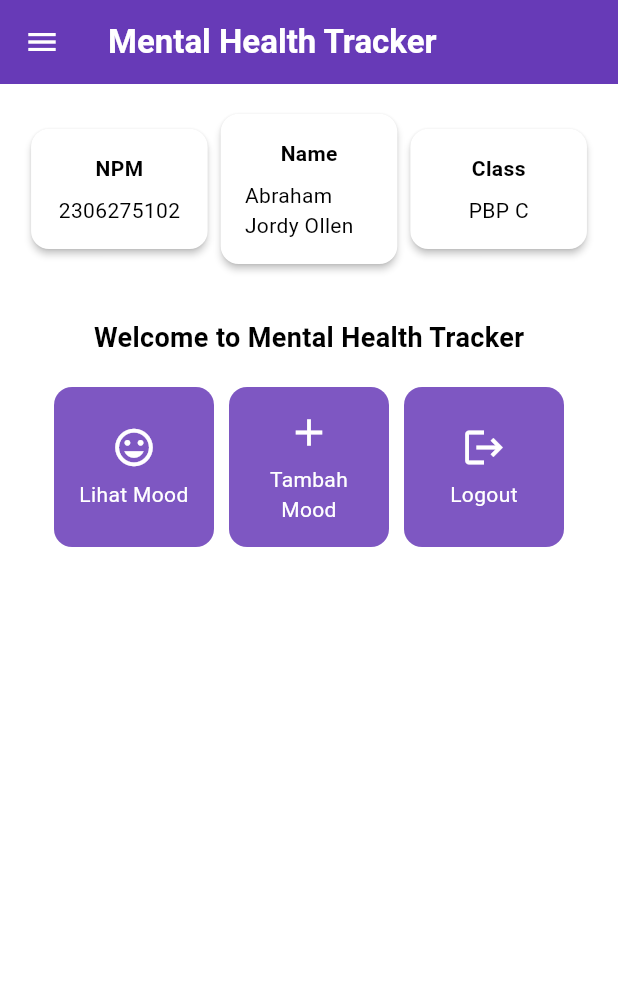
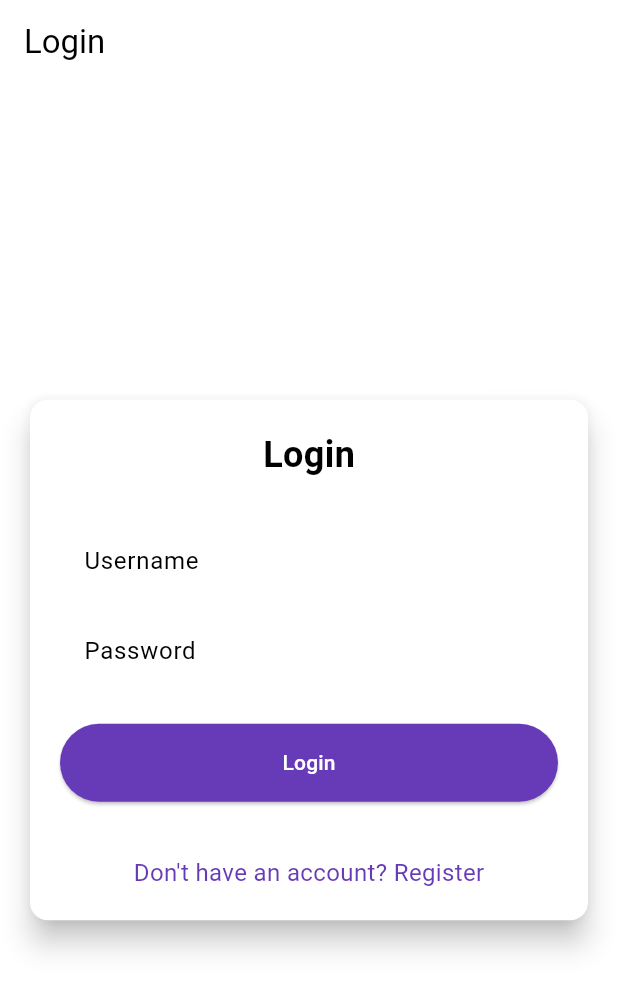
Before and after one commit to bramjom/mental-health-tracker-mobile, a Flutter app: the screen it shows after launch, on a phone screen of 412 x 824 dp. Shown: the top 991 px of the screen. Run offline on Flutter 3.47's test engine with Material 3 defaults, Android fonts, the phone set to English and light mode, and no system bars; missing offline and left inert: pbp_django_auth.

Commit message:
Tutorial 8 Done

```diff
--- a/lib/main.dart
+++ b/lib/main.dart
@@ -1,5 +1,8 @@
 import 'package:flutter/material.dart';
+import 'package:mental_health_tracker/screens/login.dart';
 import 'package:mental_health_tracker/screens/menu.dart';
+import 'package:pbp_django_auth/pbp_django_auth.dart';
+import 'package:provider/provider.dart';
 
 void main() {
   runApp(const MyApp());
@@ -8,33 +11,22 @@ void main() {
 class MyApp extends StatelessWidget {
   const MyApp({super.key});
 
-  // This widget is the root of your application.
   @override
   Widget build(BuildContext context) {
-    return MaterialApp(
-      title: 'Flutter Demo',
-      theme: ThemeData(
-        // This is the theme of your application.
-        //
-        // TRY THIS: Try running your application with "flutter run". You'll see
-        // the application has a purple toolbar. Then, without quitting the app,
-        // try changing the seedColor in the colorScheme below to Colors.green
-        // and then invoke "hot reload" (save your changes or press the "hot
-        // reload" button in a Flutter-supported IDE, or press "r" if you used
-        // the command line to start the app).
-        //
-        // Notice that the counter didn't reset back to zero; the application
-        // state is not lost during the reload. To reset the state, use hot
-        // restart instead.
-        //
-        // This works for code too, not just values: Most code changes can be
-        // tested with just a hot reload.
-        colorScheme: ColorScheme.fromSwatch(
-          primarySwatch: Colors.deepPurple,
-        ).copyWith(secondary: Colors.deepPurple[400]),
-        useMaterial3: true,
-      ),
-      home: MyHomePage(),
+    return Provider(
+      create: (_) {
+        CookieRequest request = CookieRequest();
+        return request;
+      },
+      child: MaterialApp(
+          title: 'Mental Health Tracker',
+          theme: ThemeData(
+            useMaterial3: true,
+            colorScheme: ColorScheme.fromSwatch(
+              primarySwatch: Colors.deepPurple,
+            ).copyWith(secondary: Colors.deepPurple[400]),
+          ),
+          home: const LoginPage()),
     );
   }
 }
--- /dev/null
+++ b/lib/screens/login.dart
@@ -0,0 +1,181 @@
+import 'package:mental_health_tracker/screens/menu.dart';
+import 'package:flutter/material.dart';
+import 'package:pbp_django_auth/pbp_django_auth.dart';
+import 'package:provider/provider.dart';
+import 'package:mental_health_tracker/screens/register.dart';
+
+void main() {
+  runApp(const LoginApp());
+}
+
+class LoginApp extends StatelessWidget {
+  const LoginApp({super.key});
+
+  @override
+  Widget build(BuildContext context) {
+    return MaterialApp(
+      title: 'Login',
+      theme: ThemeData(
+        useMaterial3: true,
+        colorScheme: ColorScheme.fromSwatch(
+          primarySwatch: Colors.deepPurple,
+        ).copyWith(secondary: Colors.deepPurple[400]),
+      ),
+      home: const LoginPage(),
+    );
+  }
+}
+
+class LoginPage extends StatefulWidget {
+  const LoginPage({super.key});
+
+  @override
+  State<LoginPage> createState() => _LoginPageState();
+}
+
+class _LoginPageState extends State<LoginPage> {
+  final TextEditingController _usernameController = TextEditingController();
+  final TextEditingController _passwordController = TextEditingController();
+
+  @override
+  Widget build(BuildContext context) {
+    final request = context.watch<CookieRequest>();
+
+    return Scaffold(
+      appBar: AppBar(
+        title: const Text('Login'),
+      ),
+      body: Center(
+        child: SingleChildScrollView(
+          padding: const EdgeInsets.all(16.0),
+          child: Card(
+            elevation: 8,
+            shape: RoundedRectangleBorder(
+              borderRadius: BorderRadius.circular(12.0),
+            ),
+            child: Padding(
+              padding: const EdgeInsets.all(20.0),
+              child: Column(
+                mainAxisSize: MainAxisSize.min,
+                children: [
+                  const Text(
+                    'Login',
+                    style: TextStyle(
+                      fontSize: 24.0,
+                      fontWeight: FontWeight.bold,
+                    ),
+                  ),
+                  const SizedBox(height: 30.0),
+                  TextField(
+                    controller: _usernameController,
+                    decoration: const InputDecoration(
+                      labelText: 'Username',
+                      hintText: 'Enter your username',
+                      border: OutlineInputBorder(
+                        borderRadius: BorderRadius.all(Radius.circular(12.0)),
+                      ),
+                      contentPadding:
+                          EdgeInsets.symmetric(horizontal: 12.0, vertical: 8.0),
+                    ),
+                  ),
+                  const SizedBox(height: 12.0),
+                  TextField(
+                    controller: _passwordController,
+                    decoration: const InputDecoration(
+                      labelText: 'Password',
+                      hintText: 'Enter your password',
+                      border: OutlineInputBorder(
+                        borderRadius: BorderRadius.all(Radius.circular(12.0)),
+                      ),
+                      contentPadding:
+                          EdgeInsets.symmetric(horizontal: 12.0, vertical: 8.0),
+                    ),
+                    obscureText: true,
+                  ),
+                  const SizedBox(height: 24.0),
+                  ElevatedButton(
+                    onPressed: () async {
+                      String username = _usernameController.text;
+                      String password = _passwordController.text;
+
+                      // Cek kredensial
+                      // TODO: Ganti URL dan jangan lupa tambahkan trailing slash (/) di akhir URL!
+                      // Untuk menyambungkan Android emulator dengan Django pada localhost,
+                      // gunakan URL http://10.0.2.2/
+                      final response = await request
+                          .login("http://127.0.0.1:8000/auth/login/", {
+                        'username': username,
+                        'password': password,
+                      });
+
+                      if (request.loggedIn) {
+                        String message = response['message'];
+                        String uname = response['username'];
+                        if (context.mounted) {
+                          Navigator.pushReplacement(
+                            context,
+                            MaterialPageRoute(
+                                builder: (context) => MyHomePage()),
+                          );
+                          ScaffoldMessenger.of(context)
+                            ..hideCurrentSnackBar()
+                            ..showSnackBar(
+                              SnackBar(
+                                  content:
+                                      Text("$message Selamat datang, $uname.")),
+                            );
+                        }
+                      } else {
+                        if (context.mounted) {
+                          showDialog(
+                            context: context,
+                            builder: (context) => AlertDialog(
+                              title: const Text('Login Gagal'),
+                              content: Text(response['message']),
+                              actions: [
+                                TextButton(
+                                  child: const Text('OK'),
+                                  onPressed: () {
+                                    Navigator.pop(context);
+                                  },
+                                ),
+                              ],
+                            ),
+                          );
+                        }
+                      }
+                    },
+                    style: ElevatedButton.styleFrom(
+                      foregroundColor: Colors.white,
+                      minimumSize: Size(double.infinity, 50),
+                      backgroundColor: Theme.of(context).colorScheme.primary,
+                      padding: const EdgeInsets.symmetric(vertical: 16.0),
+                    ),
+                    child: const Text('Login'),
+                  ),
+                  const SizedBox(height: 36.0),
+                  GestureDetector(
+                    onTap: () {
+                      Navigator.push(
+                        context,
+                        MaterialPageRoute(
+                            builder: (context) => const RegisterPage()),
+                      );
+                    },
+                    child: Text(
+                      'Don\'t have an account? Register',
+                      style: TextStyle(
+                        color: Theme.of(context).colorScheme.primary,
+                        fontSize: 16.0,
+                      ),
+                    ),
+                  ),
+                ],
+              ),
+            ),
+          ),
+        ),
+      ),
+    );
+  }
+}
--- a/lib/screens/menu.dart
+++ b/lib/screens/menu.dart
@@ -4,9 +4,9 @@ import 'package:mental_health_tracker/widgets/mood_card.dart';
 
 class MyHomePage extends StatelessWidget {
   MyHomePage({super.key});
-  final String npm = '2306275102'; // NPM
-  final String name = 'Abraham Jordy Ollen'; // Nama
-  final String className = 'PBP C'; // Kelas
+  final String npm = '2306245775'; // NPM
+  final String name = 'Jeremia Rangga Setyawan'; // Nama
+  final String className = 'PBP B'; // Kelas
 
   final List<ItemHomepage> items = [
     ItemHomepage("Lihat Mood", Icons.mood),
--- a/pubspec.yaml
+++ b/pubspec.yaml
@@ -35,6 +35,9 @@ dependencies:
   # The following adds the Cupertino Icons font to your application.
   # Use with the CupertinoIcons class for iOS style icons.
   cupertino_icons: ^1.0.8
+  provider: ^6.1.2
+  pbp_django_auth: ^0.4.0
+  http: ^1.2.2
 
 dev_dependencies:
   flutter_test:
```
Also changed, not shown: lib/models/mood_entry.dart (added, +65 -0 lines), lib/screens/list_moodentry.dart (added, +90 -0 lines), lib/screens/moodentry_form.dart (+36 -28 lines), lib/screens/register.dart (added, +166 -0 lines), lib/widgets/left_drawer.dart (+14 -2 lines), lib/widgets/mood_card.dart (+37 -4 lines), pubspec.lock, 2 other files.
